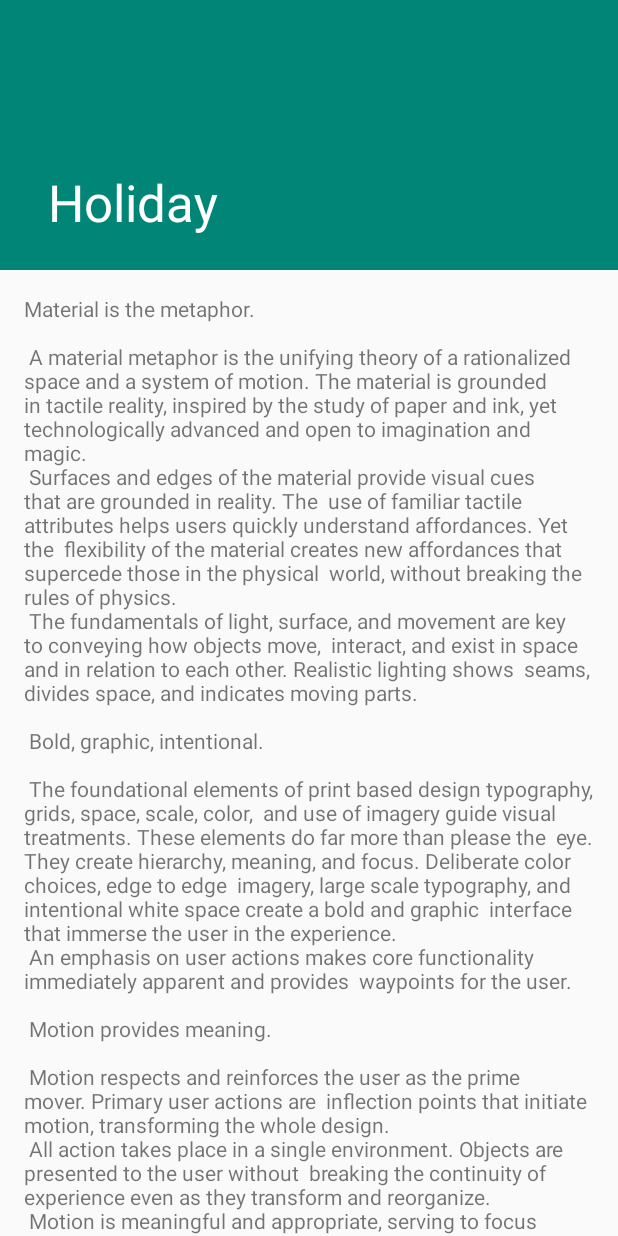
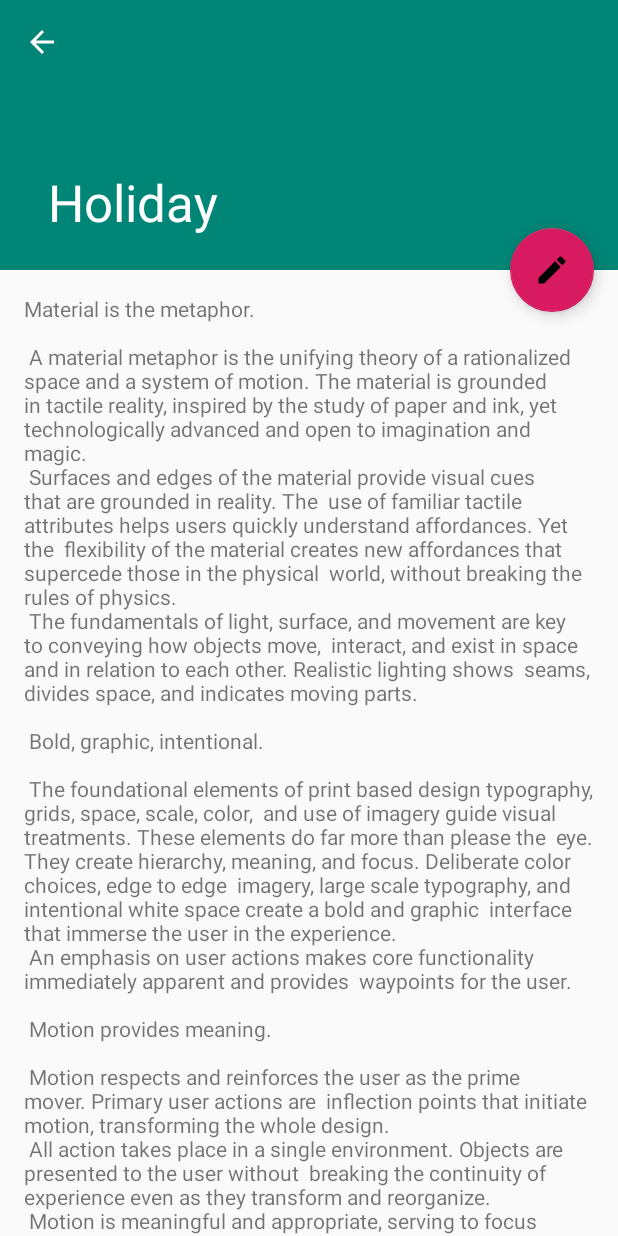
Before and after one commit to Honno/travel-app, an Android app: the HolidayActivity screen opened directly, with no data from a screen before it, on a phone screen of 412 x 824 dp. Run offline under Robolectric (Android 15) with nearby library versions, the phone set to English and light mode, and no system bars.

Commit message:
back button

```diff
--- a/app/build.gradle
+++ b/app/build.gradle
@@ -10,6 +10,7 @@ android {
         versionCode 1
         versionName "1.0"
         testInstrumentationRunner "androidx.test.runner.AndroidJUnitRunner"
+        vectorDrawables.useSupportLibrary = true
     }
     buildTypes {
         release {
--- /dev/null
+++ b/app/src/main/res/drawable/ic_edit_black_24dp.xml
@@ -0,0 +1,9 @@
+<vector xmlns:android="http://schemas.android.com/apk/res/android"
+        android:width="24dp"
+        android:height="24dp"
+        android:viewportWidth="24.0"
+        android:viewportHeight="24.0">
+    <path
+        android:fillColor="#FF000000"
+        android:pathData="M3,17.25V21h3.75L17.81,9.94l-3.75,-3.75L3,17.25zM20.71,7.04c0.39,-0.39 0.39,-1.02 0,-1.41l-2.34,-2.34c-0.39,-0.39 -1.02,-0.39 -1.41,0l-1.83,1.83 3.75,3.75 1.83,-1.83z"/>
+</vector>
--- a/app/src/main/res/layout/activity_holiday.xml
+++ b/app/src/main/res/layout/activity_holiday.xml
@@ -35,7 +35,6 @@
 
     <include layout="@layout/content_scrolling" />
 
-    <!-- Maybe use later
     <com.google.android.material.floatingactionbutton.FloatingActionButton
         android:id="@+id/fab"
         android:layout_width="wrap_content"
@@ -43,7 +42,6 @@
         android:layout_margin="@dimen/fab_margin"
         app:layout_anchor="@id/app_bar"
         app:layout_anchorGravity="bottom|end"
-        app:srcCompat="@android:drawable/ic_dialog_email" />
-    -->
+        app:srcCompat="@drawable/ic_edit_black_24dp" />
 
 </androidx.coordinatorlayout.widget.CoordinatorLayout>
```
Also changed, not shown: app/src/main/AndroidManifest.xml (+11 -1 lines), app/src/main/java/com/example/goofin/activities/EditHolidayActivity.java (added, +16 -0 lines), app/src/main/java/com/example/goofin/activities/HolidayActivity.java (+15 -0 lines), app/src/main/res/layout/activity_edit_holiday.xml (added, +9 -0 lines), 1 other file.
